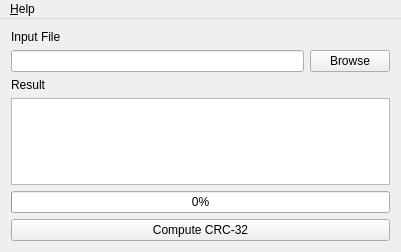
This is mainwindow.ui in tuldok89/CrcCalc as Qt 5 draws it before an edit. The edited form follows.
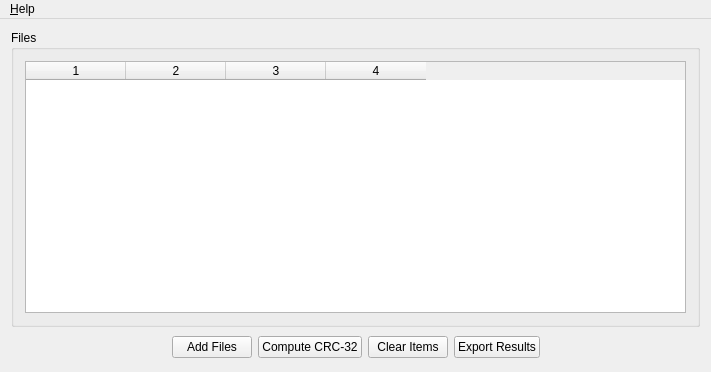
This is the edited form. Icons and pictures are not drawn.

The edit to the form file:
```diff
--- a/mainwindow.ui
+++ b/mainwindow.ui
@@ -6,8 +6,8 @@
    <rect>
     <x>0</x>
     <y>0</y>
-    <width>401</width>
-    <height>252</height>
+    <width>711</width>
+    <height>372</height>
    </rect>
   </property>
   <property name="font">
@@ -23,88 +23,99 @@
     <normaloff>:/icons/MAX.ico</normaloff>:/icons/MAX.ico</iconset>
   </property>
   <widget class="QWidget" name="centralWidget">
-   <layout class="QGridLayout" name="gridLayout">
-    <item row="0" column="0">
-     <layout class="QHBoxLayout" name="horizontalLayout">
-      <item>
-       <widget class="QLabel" name="label">
-        <property name="sizePolicy">
-         <sizepolicy hsizetype="Preferred" vsizetype="Preferred">
-          <horstretch>0</horstretch>
-          <verstretch>0</verstretch>
-         </sizepolicy>
-        </property>
-        <property name="text">
-         <string>Input File</string>
-        </property>
-       </widget>
-      </item>
-      <item>
-       <spacer name="horizontalSpacer">
-        <property name="orientation">
-         <enum>Qt::Horizontal</enum>
-        </property>
-        <property name="sizeHint" stdset="0">
-         <size>
-          <width>318</width>
-          <height>13</height>
-         </size>
-        </property>
-       </spacer>
-      </item>
-     </layout>
+   <layout class="QGridLayout" name="gridLayout_2">
+    <item row="0" column="0" colspan="6">
+     <widget class="QGroupBox" name="groupBox">
+      <property name="title">
+       <string>Files</string>
+      </property>
+      <layout class="QGridLayout" name="gridLayout">
+       <item row="0" column="0">
+        <widget class="QTableWidget" name="filesTable">
+         <property name="editTriggers">
+          <set>QAbstractItemView::NoEditTriggers</set>
+         </property>
+         <property name="alternatingRowColors">
+          <bool>true</bool>
+         </property>
+         <property name="selectionBehavior">
+          <enum>QAbstractItemView::SelectRows</enum>
+         </property>
+         <property name="textElideMode">
+          <enum>Qt::ElideLeft</enum>
+         </property>
+         <property name="horizontalScrollMode">
+          <enum>QAbstractItemView::ScrollPerPixel</enum>
+         </property>
+         <property name="columnCount">
+          <number>4</number>
+         </property>
+         <attribute name="verticalHeaderDefaultSectionSize">
+          <number>25</number>
+         </attribute>
+         <column/>
+         <column/>
+         <column/>
+         <column/>
+        </widget>
+       </item>
+      </layout>
+     </widget>
     </item>
     <item row="1" column="0">
-     <layout class="QHBoxLayout" name="horizontalLayout_2">
-      <item>
-       <widget class="QLineEdit" name="filenameLineEdit"/>
-      </item>
-      <item>
-       <widget class="QPushButton" name="browseFileButton">
-        <property name="text">
-         <string>Browse</string>
-        </property>
-       </widget>
-      </item>
-     </layout>
-    </item>
-    <item row="2" column="0">
-     <widget class="QLabel" name="label_2">
-      <property name="text">
-       <string>Result</string>
-      </property>
-     </widget>
-    </item>
-    <item row="3" column="0">
-     <widget class="QPlainTextEdit" name="hashTextEdit">
-      <property name="readOnly">
-       <bool>true</bool>
-      </property>
-     </widget>
-    </item>
-    <item row="4" column="0">
-     <widget class="QProgressBar" name="progressBar">
-      <property name="value">
-       <number>0</number>
-      </property>
-      <property name="alignment">
-       <set>Qt::AlignCenter</set>
-      </property>
+     <spacer name="horizontalSpacer">
       <property name="orientation">
        <enum>Qt::Horizontal</enum>
       </property>
-      <property name="textDirection">
-       <enum>QProgressBar::TopToBottom</enum>
+      <property name="sizeHint" stdset="0">
+       <size>
+        <width>171</width>
+        <height>28</height>
+       </size>
+      </property>
+     </spacer>
+    </item>
+    <item row="1" column="1">
+     <widget class="QPushButton" name="addFilesButton">
+      <property name="text">
+       <string>Add Files</string>
       </property>
      </widget>
     </item>
-    <item row="5" column="0">
-     <widget class="QPushButton" name="calculateHashButton">
+    <item row="1" column="2">
+     <widget class="QPushButton" name="calculateCrcButton">
       <property name="text">
        <string>Compute CRC-32</string>
       </property>
      </widget>
     </item>
+    <item row="1" column="3">
+     <widget class="QPushButton" name="clearItemsButton">
+      <property name="text">
+       <string>Clear Items</string>
+      </property>
+     </widget>
+    </item>
+    <item row="1" column="4">
+     <widget class="QPushButton" name="exportResultsButton">
+      <property name="text">
+       <string>Export Results</string>
+      </property>
+     </widget>
+    </item>
+    <item row="1" column="5">
+     <spacer name="horizontalSpacer_2">
+      <property name="orientation">
+       <enum>Qt::Horizontal</enum>
+      </property>
+      <property name="sizeHint" stdset="0">
+       <size>
+        <width>170</width>
+        <height>28</height>
+       </size>
+      </property>
+     </spacer>
+    </item>
    </layout>
   </widget>
   <widget class="QMenuBar" name="menuBar">
@@ -112,7 +123,7 @@
     <rect>
      <x>0</x>
      <y>0</y>
-     <width>401</width>
+     <width>711</width>
      <height>21</height>
     </rect>
    </property>
```
